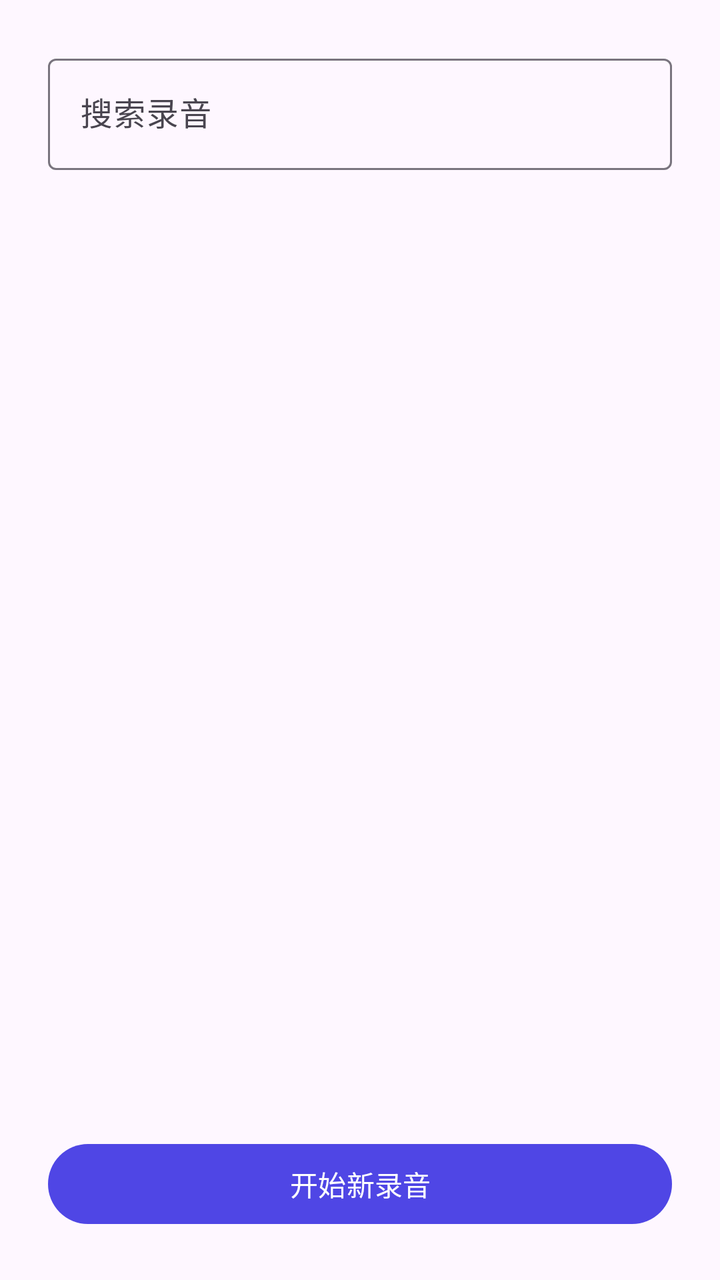
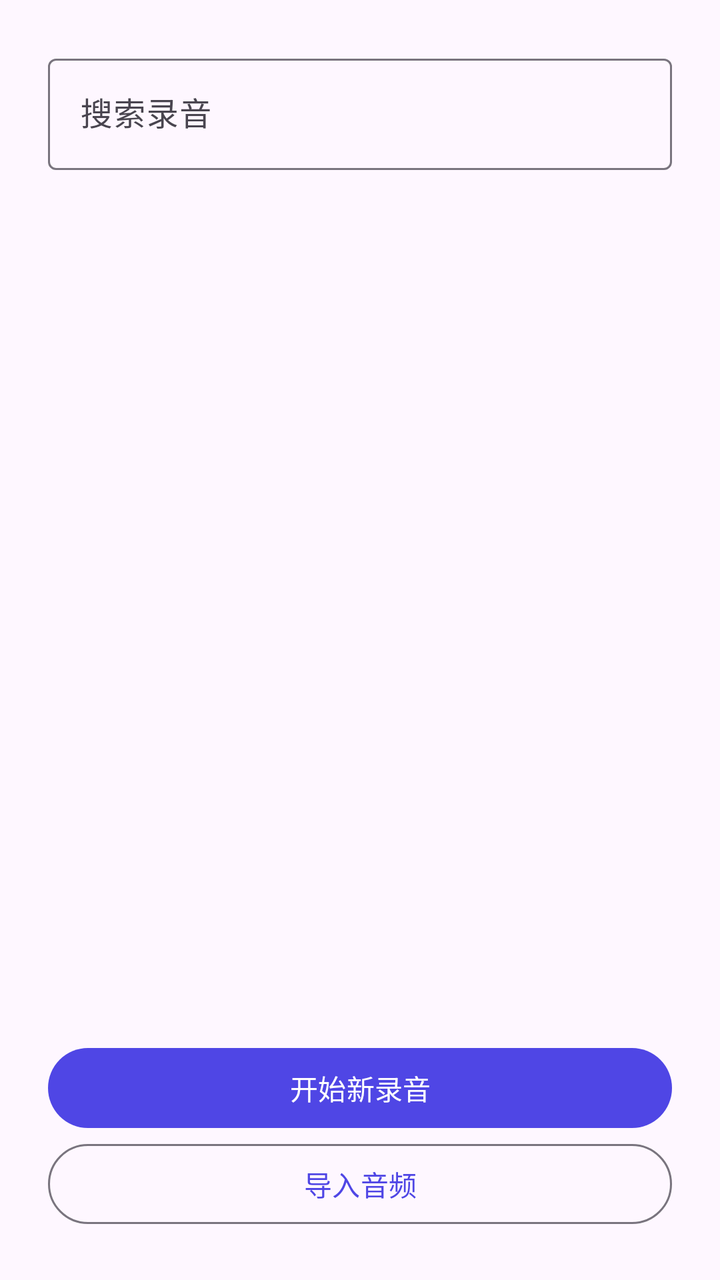

Screens rendered from an Android XML layout before and after an edit, with the pre-edit source and the edit as a unified diff.
<!-- AndroidManifest.xml: application theme Theme.Soundly -->
<!-- res/layout/fragment_library.xml -->
<?xml version="1.0" encoding="utf-8"?>
<androidx.constraintlayout.widget.ConstraintLayout xmlns:android="http://schemas.android.com/apk/res/android" xmlns:app="http://schemas.android.com/apk/res-auto" android:layout_width="match_parent" android:layout_height="match_parent" android:padding="24dp">
    <com.google.android.material.textfield.TextInputLayout android:id="@+id/library_search_layout" android:layout_width="0dp" android:layout_height="wrap_content" app:layout_constraintTop_toTopOf="parent" app:layout_constraintStart_toStartOf="parent" app:layout_constraintEnd_toEndOf="parent">
        <com.google.android.material.textfield.TextInputEditText android:id="@+id/library_search" android:layout_width="match_parent" android:layout_height="wrap_content" android:hint="@string/library_search_hint" android:inputType="text" />
    </com.google.android.material.textfield.TextInputLayout>
    <androidx.recyclerview.widget.RecyclerView android:id="@+id/library_list" android:layout_width="0dp" android:layout_height="0dp" android:layout_marginTop="16dp" android:clipToPadding="false" app:layout_constraintTop_toBottomOf="@id/library_search_layout" app:layout_constraintBottom_toTopOf="@id/library_empty_action" app:layout_constraintStart_toStartOf="parent" app:layout_constraintEnd_toEndOf="parent" />
    <com.google.android.material.textview.MaterialTextView android:id="@+id/library_empty" android:layout_width="wrap_content" android:layout_height="wrap_content" android:text="@string/library_empty" android:visibility="gone" app:layout_constraintTop_toBottomOf="@id/library_search_layout" app:layout_constraintBottom_toTopOf="@id/library_empty_action" app:layout_constraintStart_toStartOf="parent" app:layout_constraintEnd_toEndOf="parent" />
    <com.google.android.material.button.MaterialButton android:id="@+id/library_empty_action" android:layout_width="0dp" android:layout_height="wrap_content" android:text="@string/library_empty_action" app:layout_constraintBottom_toBottomOf="parent" app:layout_constraintStart_toStartOf="parent" app:layout_constraintEnd_toEndOf="parent" />
</androidx.constraintlayout.widget.ConstraintLayout>
<!-- resources referenced by this layout -->
<resources>
  <string name="library_empty">录音库为空</string>
  <string name="library_empty_action">开始新录音</string>
  <string name="library_search_hint">搜索录音</string>
  <style name="Theme.Soundly" parent="Base.Theme.Soundly" />
  <style name="Base.Theme.Soundly" parent="Theme.Material3.DayNight.NoActionBar">
          <item name="colorPrimary">@color/soundly_primary</item>
          <item name="colorOnPrimary">@color/soundly_on_primary</item>
          <item name="colorSurface">@color/soundly_surface</item>
          <item name="colorOnSurface">@color/soundly_on_surface</item>
          <item name="android:windowActionModeOverlay">true</item>
      </style>
  <color name="soundly_primary">#4F46E5</color>
  <color name="soundly_on_primary">#FFFFFFFF</color>
  <color name="soundly_surface">#FFFBFE</color>
  <color name="soundly_on_surface">#1C1B1F</color>
</resources>

<!-- the commit's change to res/layout/fragment_library.xml (unified diff, before → after) -->
@@ -3,7 +3,8 @@
     <com.google.android.material.textfield.TextInputLayout android:id="@+id/library_search_layout" android:layout_width="0dp" android:layout_height="wrap_content" app:layout_constraintTop_toTopOf="parent" app:layout_constraintStart_toStartOf="parent" app:layout_constraintEnd_toEndOf="parent">
         <com.google.android.material.textfield.TextInputEditText android:id="@+id/library_search" android:layout_width="match_parent" android:layout_height="wrap_content" android:hint="@string/library_search_hint" android:inputType="text" />
     </com.google.android.material.textfield.TextInputLayout>
-    <androidx.recyclerview.widget.RecyclerView android:id="@+id/library_list" android:layout_width="0dp" android:layout_height="0dp" android:layout_marginTop="16dp" android:clipToPadding="false" app:layout_constraintTop_toBottomOf="@id/library_search_layout" app:layout_constraintBottom_toTopOf="@id/library_empty_action" app:layout_constraintStart_toStartOf="parent" app:layout_constraintEnd_toEndOf="parent" />
+    <androidx.recyclerview.widget.RecyclerView android:id="@+id/library_list" android:layout_width="0dp" android:layout_height="0dp" android:layout_marginTop="16dp" android:clipToPadding="false" app:layout_constraintTop_toBottomOf="@id/library_search_layout" app:layout_constraintBottom_toTopOf="@id/library_import_audio" app:layout_constraintStart_toStartOf="parent" app:layout_constraintEnd_toEndOf="parent" />
     <com.google.android.material.textview.MaterialTextView android:id="@+id/library_empty" android:layout_width="wrap_content" android:layout_height="wrap_content" android:text="@string/library_empty" android:visibility="gone" app:layout_constraintTop_toBottomOf="@id/library_search_layout" app:layout_constraintBottom_toTopOf="@id/library_empty_action" app:layout_constraintStart_toStartOf="parent" app:layout_constraintEnd_toEndOf="parent" />
-    <com.google.android.material.button.MaterialButton android:id="@+id/library_empty_action" android:layout_width="0dp" android:layout_height="wrap_content" android:text="@string/library_empty_action" app:layout_constraintBottom_toBottomOf="parent" app:layout_constraintStart_toStartOf="parent" app:layout_constraintEnd_toEndOf="parent" />
+    <com.google.android.material.button.MaterialButton android:id="@+id/library_empty_action" android:layout_width="0dp" android:layout_height="wrap_content" android:text="@string/library_empty_action" app:layout_constraintBottom_toTopOf="@id/library_import_audio" app:layout_constraintStart_toStartOf="parent" app:layout_constraintEnd_toEndOf="parent" />
+    <com.google.android.material.button.MaterialButton android:id="@+id/library_import_audio" style="@style/Widget.Material3.Button.OutlinedButton" android:layout_width="0dp" android:layout_height="wrap_content" android:layout_marginTop="8dp" android:text="@string/library_import_audio" app:layout_constraintBottom_toBottomOf="parent" app:layout_constraintStart_toStartOf="parent" app:layout_constraintEnd_toEndOf="parent" />
 </androidx.constraintlayout.widget.ConstraintLayout>
<!-- resource entries referenced after the edit -->
@@ -2,6 +2,7 @@
 <resources>
   <string name="library_empty">录音库为空</string>
   <string name="library_empty_action">开始新录音</string>
+  <string name="library_import_audio">导入音频</string>
   <string name="library_search_hint">搜索录音</string>
   <style name="Theme.Soundly" parent="Base.Theme.Soundly" />
   <style name="Base.Theme.Soundly" parent="Theme.Material3.DayNight.NoActionBar">
